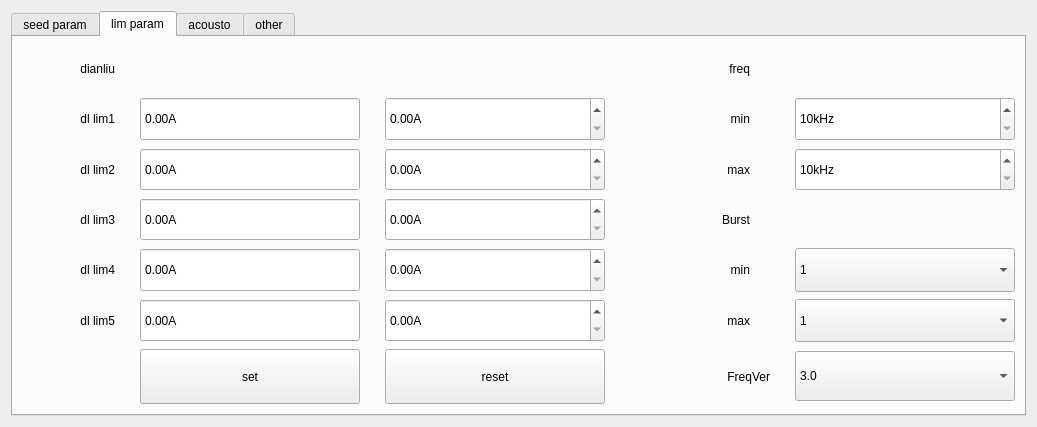
Before: the Qt Designer form mhighestwdt.ui in yuanjinxin123/shenglei, drawn with Qt 5.
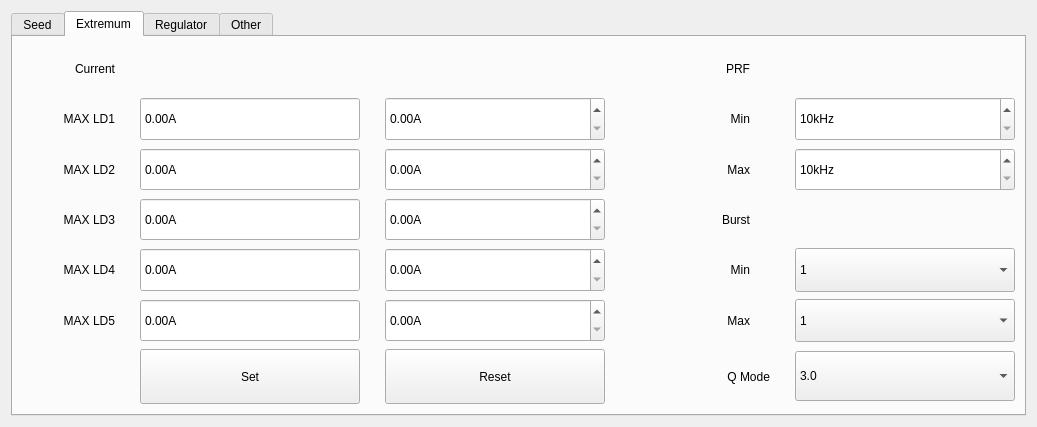
After: the same form once the commit is applied. The open tabs and pages were chosen to show the change. Custom widgets are drawn as their Qt base class.

Diff of the .ui file:
```diff
--- a/mhighestwdt.ui
+++ b/mhighestwdt.ui
@@ -21,12 +21,12 @@
      </property>
      <widget class="mSeedparamWdt" name="mSeedTab">
       <attribute name="title">
-       <string>seed param</string>
+       <string>Seed</string>
       </attribute>
      </widget>
      <widget class="QWidget" name="mLimTab">
       <attribute name="title">
-       <string>lim param</string>
+       <string>Extremum</string>
       </attribute>
       <layout class="QHBoxLayout" name="horizontalLayout">
        <property name="topMargin">
@@ -86,7 +86,7 @@
             </size>
            </property>
            <property name="text">
-            <string>dl lim1</string>
+            <string>MAX LD1</string>
            </property>
            <property name="alignment">
             <set>Qt::AlignRight|Qt::AlignTrailing|Qt::AlignVCenter</set>
@@ -102,7 +102,7 @@
             </size>
            </property>
            <property name="text">
-            <string>dl lim5</string>
+            <string>MAX LD5</string>
            </property>
            <property name="alignment">
             <set>Qt::AlignRight|Qt::AlignTrailing|Qt::AlignVCenter</set>
@@ -130,7 +130,7 @@
             </size>
            </property>
            <property name="text">
-            <string>set</string>
+            <string>Set</string>
            </property>
           </widget>
          </item>
@@ -180,7 +180,7 @@
             </size>
            </property>
            <property name="text">
-            <string>dl lim2</string>
+            <string>MAX LD2</string>
            </property>
            <property name="alignment">
             <set>Qt::AlignRight|Qt::AlignTrailing|Qt::AlignVCenter</set>
@@ -295,7 +295,7 @@
             </size>
            </property>
            <property name="text">
-            <string>dl lim4</string>
+            <string>MAX LD4</string>
            </property>
            <property name="alignment">
             <set>Qt::AlignRight|Qt::AlignTrailing|Qt::AlignVCenter</set>
@@ -311,7 +311,7 @@
             </size>
            </property>
            <property name="text">
-            <string>max</string>
+            <string>Max</string>
            </property>
            <property name="alignment">
             <set>Qt::AlignRight|Qt::AlignTrailing|Qt::AlignVCenter</set>
@@ -481,7 +481,7 @@
             </size>
            </property>
            <property name="text">
-            <string>dl lim3</string>
+            <string>MAX LD3</string>
            </property>
            <property name="alignment">
             <set>Qt::AlignRight|Qt::AlignTrailing|Qt::AlignVCenter</set>
@@ -562,7 +562,7 @@
             </size>
            </property>
            <property name="text">
-            <string>freq</string>
+            <string>PRF</string>
            </property>
            <property name="alignment">
             <set>Qt::AlignRight|Qt::AlignTrailing|Qt::AlignVCenter</set>
@@ -578,7 +578,7 @@
             </size>
            </property>
            <property name="text">
-            <string>dianliu</string>
+            <string>Current</string>
            </property>
            <property name="alignment">
             <set>Qt::AlignRight|Qt::AlignTrailing|Qt::AlignVCenter</set>
@@ -594,7 +594,7 @@
             </size>
            </property>
            <property name="text">
-            <string>min</string>
+            <string>Min</string>
            </property>
            <property name="alignment">
             <set>Qt::AlignRight|Qt::AlignTrailing|Qt::AlignVCenter</set>
@@ -647,7 +647,7 @@
             </size>
            </property>
            <property name="text">
-            <string>FreqVer</string>
+            <string>Q Mode</string>
            </property>
            <property name="alignment">
             <set>Qt::AlignRight|Qt::AlignTrailing|Qt::AlignVCenter</set>
@@ -663,7 +663,7 @@
             </size>
            </property>
            <property name="text">
-            <string>min</string>
+            <string>Min</string>
            </property>
            <property name="alignment">
             <set>Qt::AlignRight|Qt::AlignTrailing|Qt::AlignVCenter</set>
@@ -850,7 +850,7 @@
             </size>
            </property>
            <property name="text">
-            <string>reset</string>
+            <string>Reset</string>
            </property>
           </widget>
          </item>
@@ -981,7 +981,7 @@
             </size>
            </property>
            <property name="text">
-            <string>max</string>
+            <string>Max</string>
            </property>
            <property name="alignment">
             <set>Qt::AlignRight|Qt::AlignTrailing|Qt::AlignVCenter</set>
@@ -994,12 +994,12 @@
      </widget>
      <widget class="macoustoParam" name="mAcoustoTab">
       <attribute name="title">
-       <string>acousto</string>
+       <string>Regulator</string>
       </attribute>
      </widget>
      <widget class="mOtherWdt" name="mOtherTab">
       <attribute name="title">
-       <string>other</string>
+       <string>Other</string>
       </attribute>
      </widget>
     </widget>
```
Left out of the diff: 2 changed lines with no effect on the pictures.
